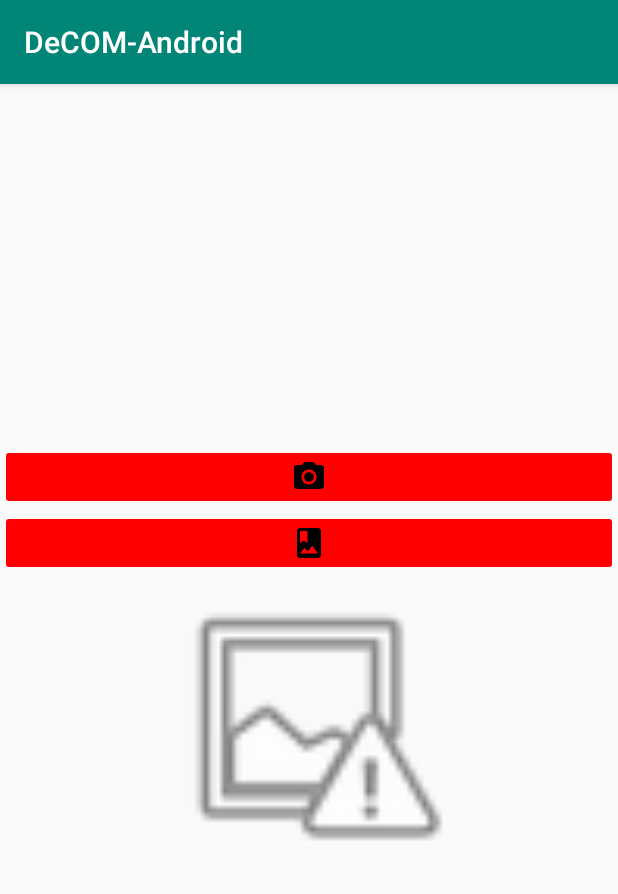
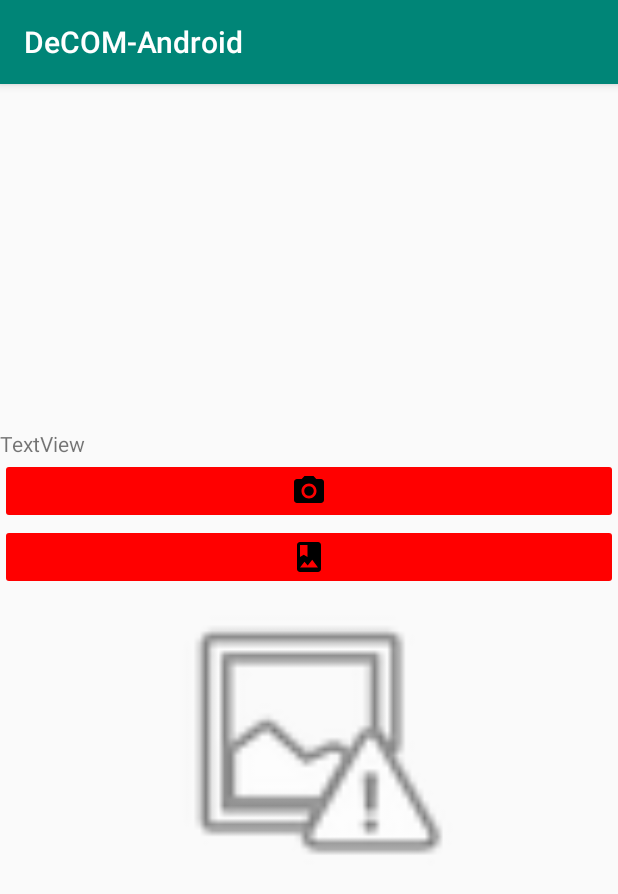
Before and after one commit to MPARASHA/DeCOM, an Android app: the screen it shows after launch (MainActivity), on a phone screen of 412 x 824 dp. Shown: the top 894 px of the screen. Run offline under Robolectric (Android 15) with nearby library versions, the phone set to English and light mode, and no system bars; libraries missing offline, so code that uses them is left out: com.google.android.gms.

Commit message:
text recognizer naive Android API  Please enter the commit message for your changes. Lines starting

```diff
--- a/Android/app/build.gradle
+++ b/Android/app/build.gradle
@@ -26,4 +26,8 @@ dependencies {
     testImplementation 'junit:junit:4.12'
     androidTestImplementation 'androidx.test.ext:junit:1.1.0'
     androidTestImplementation 'androidx.test.espresso:espresso-core:3.1.1'
+    implementation fileTree(dir: 'libs', include: ['*.jar'])
+    implementation 'androidx.legacy:legacy-support-v4:1.0.0'
+    implementation 'com.google.android.material:material:1.0.0'
+    implementation 'com.google.android.gms:play-services-vision:15.0.0'
 }
--- a/Android/app/src/main/res/layout/activity_main.xml
+++ b/Android/app/src/main/res/layout/activity_main.xml
@@ -4,6 +4,12 @@
     android:orientation="vertical"
     xmlns:android="http://schemas.android.com/apk/res/android"
     android:gravity="center">
+
+    <TextView
+        android:id="@+id/textView"
+        android:layout_width="match_parent"
+        android:layout_height="wrap_content"
+        android:text="TextView" />
 
     <ImageButton
         android:id="@+id/imageButton"
```
Also changed, not shown: Android/app/src/main/java/com/example/decom_android/MainActivity.java (+24 -0 lines), 1 other file.
